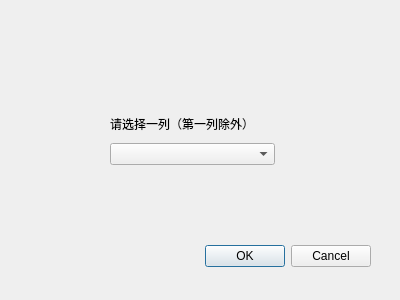
This is IMDAP/averageandmeandialog.ui in suxj22/IMDAP as Qt 5 draws it before an edit. The edited form follows.
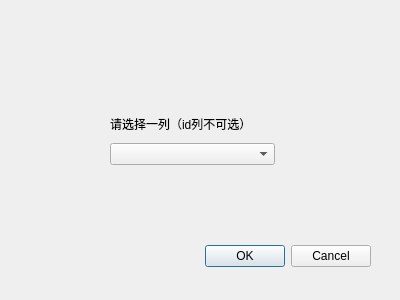
This is the edited form.

```diff
--- a/IMDAP/averageandmeandialog.ui
+++ b/IMDAP/averageandmeandialog.ui
@@ -29,7 +29,7 @@
     <set>QDialogButtonBox::Cancel|QDialogButtonBox::Ok</set>
    </property>
   </widget>
-  <widget class="QWidget" name="">
+  <widget class="QWidget" name="layoutWidget">
    <property name="geometry">
     <rect>
      <x>110</x>
@@ -42,7 +42,7 @@
     <item>
      <widget class="QLabel" name="label">
       <property name="text">
-       <string>请选择一列（第一列除外）</string>
+       <string>请选择一列（id列不可选）</string>
       </property>
      </widget>
     </item>
```
